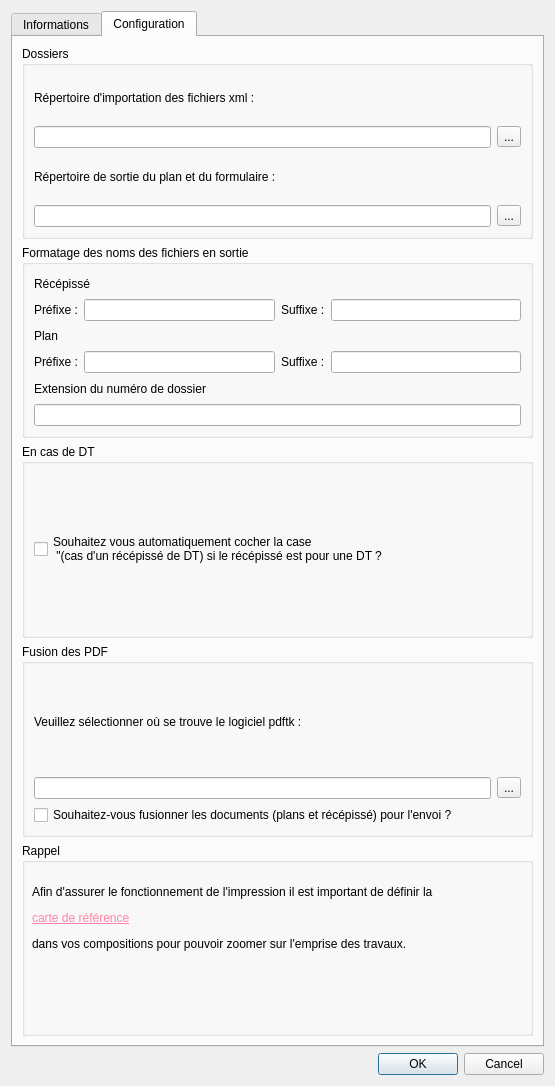
Before: the Qt Designer form DICT_dialog_config.ui in jmarsac/DICT, drawn with Qt 5.
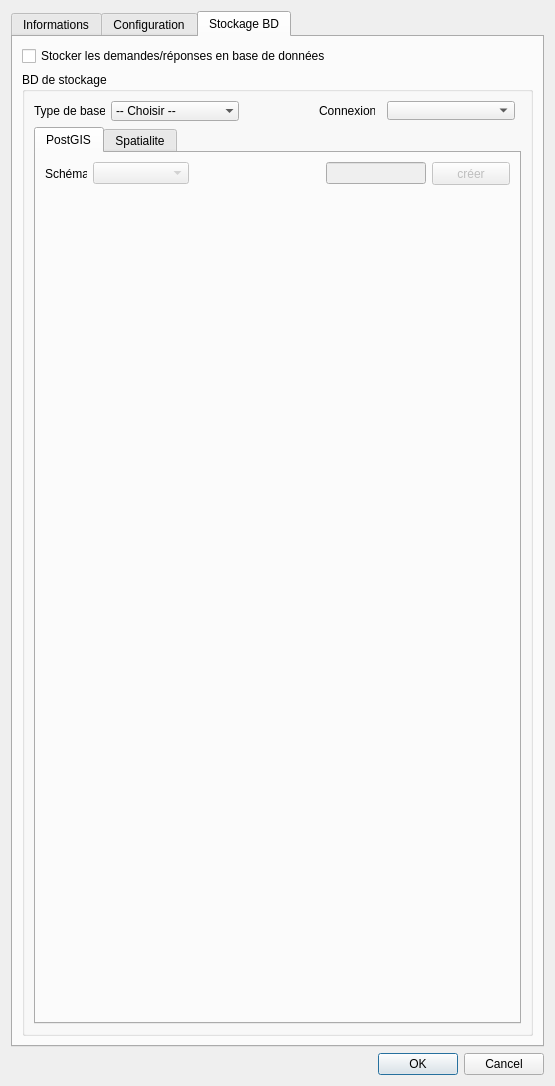
After: the same form once the commit is applied. The open tabs and pages were chosen to show the change.

```diff
--- a/DICT_dialog_config.ui
+++ b/DICT_dialog_config.ui
@@ -14,16 +14,6 @@
    <string>DICT</string>
   </property>
   <layout class="QGridLayout" name="gridLayout_3">
-   <item row="1" column="0">
-    <widget class="QDialogButtonBox" name="button_box">
-     <property name="orientation">
-      <enum>Qt::Horizontal</enum>
-     </property>
-     <property name="standardButtons">
-      <set>QDialogButtonBox::Cancel|QDialogButtonBox::Ok</set>
-     </property>
-    </widget>
-   </item>
    <item row="0" column="0">
     <widget class="QTabWidget" name="tabWidget">
      <property name="currentIndex">
@@ -280,8 +270,8 @@
          <property name="title">
           <string>Dossiers</string>
          </property>
-         <layout class="QVBoxLayout" name="verticalLayout_13">
-          <item>
+         <layout class="QGridLayout" name="gridLayout_13">
+          <item row="0" column="0">
            <layout class="QGridLayout" name="gridLayout_2">
             <item row="0" column="0">
              <widget class="QLabel" name="label_18">
@@ -302,8 +292,18 @@
             </item>
            </layout>
           </item>
-          <item>
+          <item row="1" column="0">
            <layout class="QGridLayout" name="gridLayout">
+            <item row="1" column="1">
+             <widget class="QToolButton" name="toolButton">
+              <property name="text">
+               <string>...</string>
+              </property>
+             </widget>
+            </item>
+            <item row="1" column="0">
+             <widget class="QLineEdit" name="configRep"/>
+            </item>
             <item row="0" column="0">
              <widget class="QLabel" name="label_14">
               <property name="text">
@@ -311,11 +311,22 @@
               </property>
              </widget>
             </item>
+           </layout>
+          </item>
+          <item row="2" column="0">
+           <layout class="QGridLayout" name="gridLayout_12">
+            <item row="0" column="0">
+             <widget class="QLabel" name="label_24">
+              <property name="text">
+               <string>Répertoire des gabarits de mise en page (.qpt) :</string>
+              </property>
+             </widget>
+            </item>
             <item row="1" column="0">
-             <widget class="QLineEdit" name="configRep"/>
+             <widget class="QLineEdit" name="configRepQPT"/>
             </item>
             <item row="1" column="1">
-             <widget class="QToolButton" name="toolButton">
+             <widget class="QToolButton" name="toolButtonQPT">
               <property name="text">
                <string>...</string>
               </property>
@@ -490,6 +501,278 @@
        </item>
       </layout>
      </widget>
+     <widget class="QWidget" name="tab_3">
+      <attribute name="title">
+       <string>Stockage BD</string>
+      </attribute>
+      <layout class="QGridLayout" name="gridLayout_8">
+       <item row="0" column="0">
+        <widget class="QCheckBox" name="checkBoxDbStorage">
+         <property name="text">
+          <string>Stocker les demandes/réponses en base de données</string>
+         </property>
+        </widget>
+       </item>
+       <item row="1" column="0">
+        <widget class="QGroupBox" name="groupBoxDbStorage">
+         <property name="title">
+          <string>BD de stockage</string>
+         </property>
+         <layout class="QGridLayout" name="gridLayout_9">
+          <item row="0" column="0">
+           <widget class="QLabel" name="label_23">
+            <property name="minimumSize">
+             <size>
+              <width>66</width>
+              <height>20</height>
+             </size>
+            </property>
+            <property name="text">
+             <string>Type de base</string>
+            </property>
+           </widget>
+          </item>
+          <item row="1" column="0" colspan="7">
+           <widget class="QTabWidget" name="databaseSpecificOptions">
+            <property name="currentIndex">
+             <number>1</number>
+            </property>
+            <widget class="QWidget" name="tab_4">
+             <attribute name="title">
+              <string>PostGIS</string>
+             </attribute>
+             <layout class="QGridLayout" name="gridLayout_11">
+              <item row="0" column="2">
+               <spacer name="horizontalSpacer_2">
+                <property name="orientation">
+                 <enum>Qt::Horizontal</enum>
+                </property>
+                <property name="sizeHint" stdset="0">
+                 <size>
+                  <width>132</width>
+                  <height>20</height>
+                 </size>
+                </property>
+               </spacer>
+              </item>
+              <item row="0" column="1">
+               <widget class="QComboBox" name="comboBoxDbDictSchema">
+                <property name="enabled">
+                 <bool>false</bool>
+                </property>
+                <property name="minimumSize">
+                 <size>
+                  <width>96</width>
+                  <height>19</height>
+                 </size>
+                </property>
+               </widget>
+              </item>
+              <item row="0" column="0">
+               <widget class="QLabel" name="label_20">
+                <property name="minimumSize">
+                 <size>
+                  <width>39</width>
+                  <height>16</height>
+                 </size>
+                </property>
+                <property name="text">
+                 <string>Schéma</string>
+                </property>
+               </widget>
+              </item>
+              <item row="0" column="3">
+               <widget class="QLineEdit" name="lineEditDbSchemaName">
+                <property name="enabled">
+                 <bool>false</bool>
+                </property>
+                <property name="minimumSize">
+                 <size>
+                  <width>100</width>
+                  <height>19</height>
+                 </size>
+                </property>
+                <property name="maximumSize">
+                 <size>
+                  <width>100</width>
+                  <height>16777215</height>
+                 </size>
+                </property>
+               </widget>
+              </item>
+              <item row="1" column="2">
+               <spacer name="verticalSpacer_3">
+                <property name="orientation">
+                 <enum>Qt::Vertical</enum>
+                </property>
+                <property name="sizeHint" stdset="0">
+                 <size>
+                  <width>20</width>
+                  <height>836</height>
+                 </size>
+                </property>
+               </spacer>
+              </item>
+              <item row="0" column="4">
+               <widget class="QPushButton" name="pushButtonCreateDbSchema">
+                <property name="enabled">
+                 <bool>false</bool>
+                </property>
+                <property name="minimumSize">
+                 <size>
+                  <width>75</width>
+                  <height>23</height>
+                 </size>
+                </property>
+                <property name="maximumSize">
+                 <size>
+                  <width>16777215</width>
+                  <height>16777215</height>
+                 </size>
+                </property>
+                <property name="text">
+                 <string>créer</string>
+                </property>
+               </widget>
+              </item>
+             </layout>
+            </widget>
+            <widget class="QWidget" name="tab_5">
+             <attribute name="title">
+              <string>Spatialite</string>
+             </attribute>
+             <layout class="QGridLayout" name="gridLayout_10">
+              <item row="2" column="2">
+               <spacer name="verticalSpacer_2">
+                <property name="orientation">
+                 <enum>Qt::Vertical</enum>
+                </property>
+                <property name="sizeHint" stdset="0">
+                 <size>
+                  <width>20</width>
+                  <height>40</height>
+                 </size>
+                </property>
+               </spacer>
+              </item>
+              <item row="1" column="0">
+               <widget class="QPushButton" name="pushButtonCreateSpatialiteDb">
+                <property name="text">
+                 <string>Créer une base Spatialite</string>
+                </property>
+               </widget>
+              </item>
+              <item row="0" column="0" colspan="2">
+               <widget class="QLabel" name="label_21">
+                <property name="text">
+                 <string>Choisissez une connexion dans la liste ci-dessus, ou</string>
+                </property>
+                <property name="wordWrap">
+                 <bool>true</bool>
+                </property>
+               </widget>
+              </item>
+             </layout>
+            </widget>
+           </widget>
+          </item>
+          <item row="0" column="1">
+           <widget class="QComboBox" name="comboBoxDbType">
+            <property name="minimumSize">
+             <size>
+              <width>128</width>
+              <height>19</height>
+             </size>
+            </property>
+            <property name="maximumSize">
+             <size>
+              <width>16777215</width>
+              <height>16777215</height>
+             </size>
+            </property>
+            <property name="frame">
+             <bool>false</bool>
+            </property>
+            <item>
+             <property name="text">
+              <string>-- Choisir --</string>
+             </property>
+            </item>
+            <item>
+             <property name="text">
+              <string>Postgis</string>
+             </property>
+            </item>
+            <item>
+             <property name="text">
+              <string>Spatialite</string>
+             </property>
+            </item>
+           </widget>
+          </item>
+          <item row="0" column="5">
+           <widget class="QComboBox" name="comboBoxDbConnection">
+            <property name="minimumSize">
+             <size>
+              <width>128</width>
+              <height>0</height>
+             </size>
+            </property>
+            <property name="maximumSize">
+             <size>
+              <width>128</width>
+              <height>19</height>
+             </size>
+            </property>
+           </widget>
+          </item>
+          <item row="0" column="2">
+           <spacer name="horizontalSpacer">
+            <property name="orientation">
+             <enum>Qt::Horizontal</enum>
+            </property>
+            <property name="sizeHint" stdset="0">
+             <size>
+              <width>40</width>
+              <height>20</height>
+             </size>
+            </property>
+           </spacer>
+          </item>
+          <item row="0" column="3">
+           <widget class="QLabel" name="label_22">
+            <property name="minimumSize">
+             <size>
+              <width>56</width>
+              <height>20</height>
+             </size>
+            </property>
+            <property name="maximumSize">
+             <size>
+              <width>100</width>
+              <height>16777215</height>
+             </size>
+            </property>
+            <property name="text">
+             <string>Connexion</string>
+            </property>
+           </widget>
+          </item>
+         </layout>
+        </widget>
+       </item>
+      </layout>
+     </widget>
+    </widget>
+   </item>
+   <item row="1" column="0">
+    <widget class="QDialogButtonBox" name="button_box">
+     <property name="orientation">
+      <enum>Qt::Horizontal</enum>
+     </property>
+     <property name="standardButtons">
+      <set>QDialogButtonBox::Cancel|QDialogButtonBox::Ok</set>
+     </property>
     </widget>
    </item>
   </layout>
```
